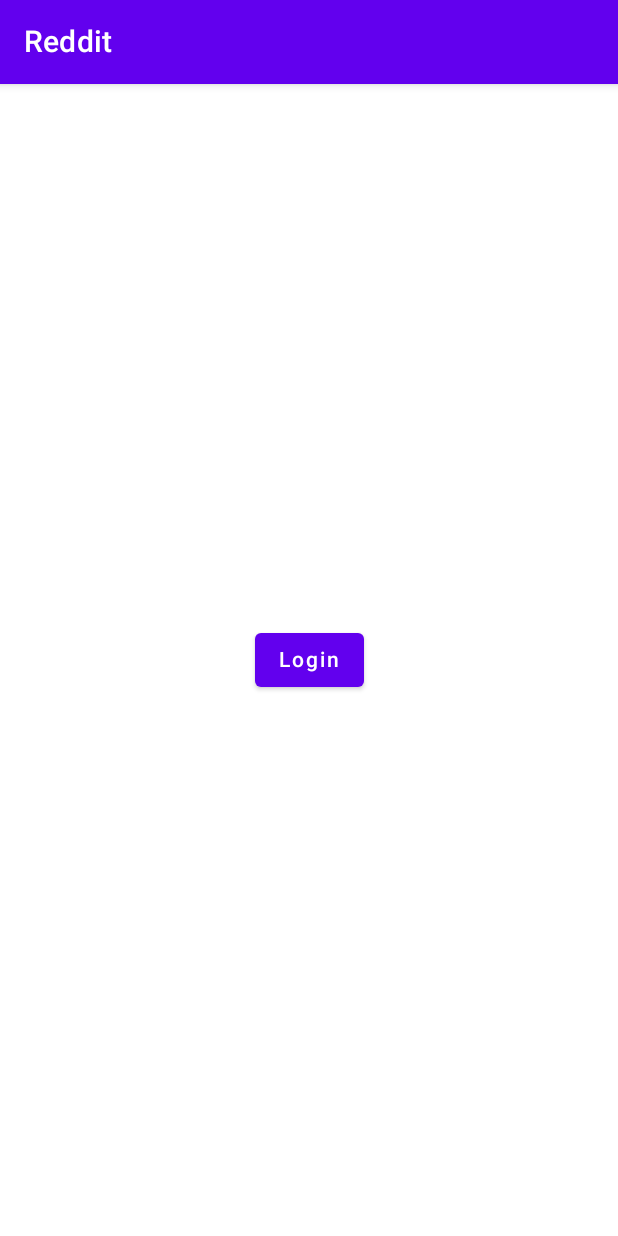
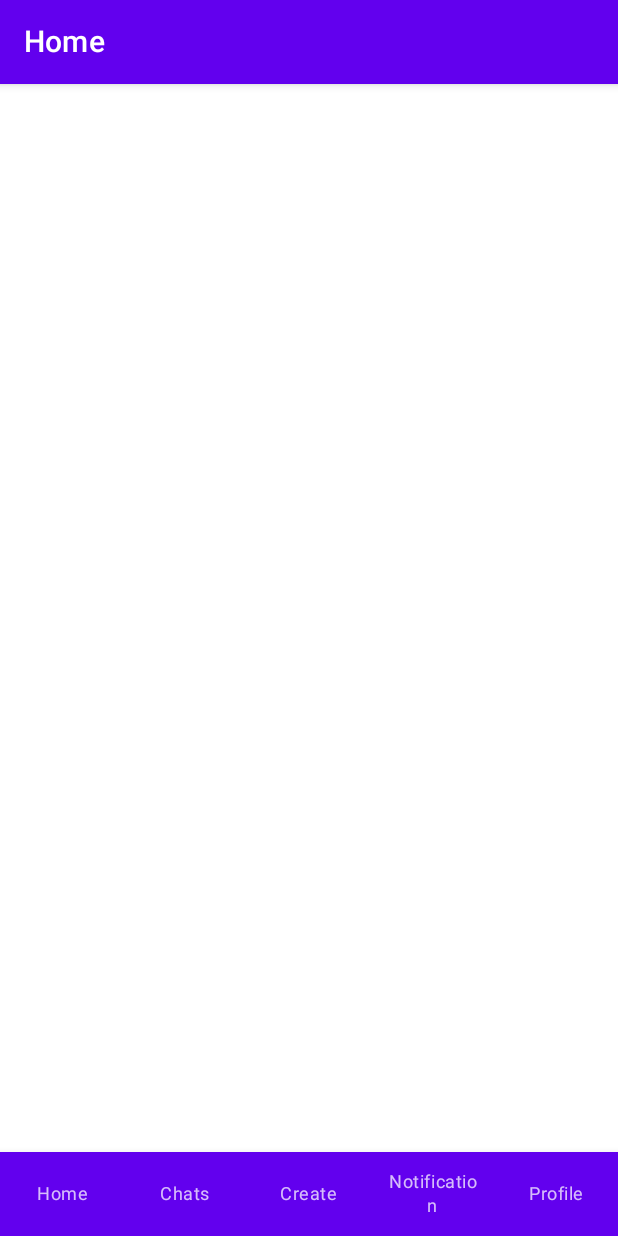
Before and after one commit to basurahan/Reddit-Lite, an Android app built with Jetpack Compose: the screen it shows after launch (MainActivity), on a phone screen of 412 x 824 dp. Run offline under Robolectric (Android 15) with nearby library versions, the phone set to English and light mode, and no system bars.

Commit message:
feature: initial navigation

```diff
--- a/composeApp/build.gradle.kts
+++ b/composeApp/build.gradle.kts
@@ -64,8 +64,7 @@ kotlin {
             implementation(libs.androidx.lifecycle.runtime.compose)
             implementation(projects.shared)
 
-            implementation(libs.voyager.navigator)
-            implementation(libs.voyager.tab.navigator)
+            implementation(libs.kmp.compose.navigation)
         }
     }
 }
--- a/composeApp/src/commonMain/kotlin/link/limecode/reddit/lite/App.kt
+++ b/composeApp/src/commonMain/kotlin/link/limecode/reddit/lite/App.kt
@@ -1,15 +1,78 @@
 package link.limecode.reddit.lite
 
-import androidx.compose.material.MaterialTheme
+import androidx.compose.foundation.layout.fillMaxSize
+import androidx.compose.foundation.layout.fillMaxWidth
+import androidx.compose.material.*
 import androidx.compose.runtime.Composable
-import cafe.adriel.voyager.navigator.Navigator
-import link.limecode.reddit.lite.ui.pages.home.HomeScreen
+import androidx.compose.ui.Modifier
+import androidx.navigation.compose.rememberNavController
 import org.jetbrains.compose.ui.tooling.preview.Preview
 
 @Composable
 @Preview
 fun App() {
     MaterialTheme {
-        Navigator(HomeScreen())
+        Root()
     }
 }
+
+@Composable
+fun Root() {
+    val navController = rememberNavController()
+    Scaffold(
+        bottomBar = {
+            BottomNavigation(
+                modifier = Modifier.fillMaxWidth()
+            ) {
+                BottomNavigationItem(
+                    selected = false,
+                    onClick = {},
+                    icon = {},
+                    label = {
+                        Text("Home")
+                    }
+                )
+
+                BottomNavigationItem(
+                    selected = false,
+                    onClick = {},
+                    icon = {},
+                    label = {
+                        Text("Chats")
+                    }
+                )
+
+                BottomNavigationItem(
+                    selected = false,
+                    onClick = {},
+                    icon = {},
+                    label = {
+                        Text("Create")
+                    }
+                )
+
+                BottomNavigationItem(
+                    selected = false,
+                    onClick = {},
+                    icon = {},
+                    label = {
+                        Text("Notification")
+                    }
+                )
+                BottomNavigationItem(
+                    selected = false,
+                    onClick = {},
+                    icon = {},
+                    label = {
+                        Text("Profile")
+                    }
+                )
+            }
+        }
+    ) {
+        AppNavigation(
+            navController = navController,
+            modifier = Modifier.fillMaxSize()
+        )
+    }
+}
--- /dev/null
+++ b/composeApp/src/commonMain/kotlin/link/limecode/reddit/lite/AppNavigation.kt
@@ -0,0 +1,94 @@
+package link.limecode.reddit.lite
+
+import androidx.compose.runtime.Composable
+import androidx.compose.ui.Modifier
+import androidx.navigation.NavGraphBuilder
+import androidx.navigation.NavHostController
+import androidx.navigation.compose.NavHost
+import androidx.navigation.compose.composable
+import androidx.navigation.navigation
+import link.limecode.reddit.lite.ui.pages.home.HomeScreen
+import link.limecode.reddit.lite.ui.pages.login.LoginScreen
+
+internal sealed class Screen(val route: String) {
+
+    data object Home: Screen(route = "home")
+    data object Login: Screen(route = "login")
+}
+
+private sealed class RouteBuilder(
+    private val route: String
+) {
+    fun createRoute(root: Screen) = "${root.route}/$route"
+
+    data object Home: RouteBuilder("home")
+    data object Chats: RouteBuilder("chats")
+    data object CreatePost: RouteBuilder("createpost")
+    data object Notification: RouteBuilder("notification")
+    data object Profile: RouteBuilder("profile")
+
+    data object Login: RouteBuilder("login")
+}
+
+@Composable
+internal fun AppNavigation(
+    navController: NavHostController,
+    modifier: Modifier
+) {
+    NavHost(
+        navController = navController,
+        startDestination = Screen.Home.route,
+        modifier = modifier
+    ) {
+
+        navigation(
+            route = Screen.Home.route,
+            startDestination = RouteBuilder.Home.createRoute(Screen.Home)
+        ) {
+            addHomeStack()
+            addChatsStack()
+            addCreatePostStack()
+            addNotificationStack()
+            addProfileStack()
+        }
+
+        navigation(
+            route = Screen.Login.route,
+            startDestination = RouteBuilder.Login.createRoute(Screen.Login)
+        ) {
+            composable(RouteBuilder.Login.createRoute(Screen.Login)) {
+                LoginScreen()
+            }
+        }
+    }
+}
+
+private fun NavGraphBuilder.addHomeStack() {
+    composable(RouteBuilder.Home.createRoute(Screen.Home)) {
+        HomeScreen()
+    }
+}
+
+private fun NavGraphBuilder.addChatsStack() {
+    composable(RouteBuilder.Chats.createRoute(Screen.Home)) {
+
+    }
+}
+
+private fun NavGraphBuilder.addCreatePostStack() {
+    composable(RouteBuilder.CreatePost.createRoute(Screen.Home)) {
+
+    }
+}
+
+private fun NavGraphBuilder.addNotificationStack() {
+    composable(RouteBuilder.Notification.createRoute(Screen.Home)) {
+
+    }
+}
+
+private fun NavGraphBuilder.addProfileStack() {
+    composable(RouteBuilder.Profile.createRoute(Screen.Home)) {
+
+    }
+}
--- a/composeApp/src/commonMain/kotlin/link/limecode/reddit/lite/ui/components/RedditAppBar.kt
+++ b/composeApp/src/commonMain/kotlin/link/limecode/reddit/lite/ui/components/RedditAppBar.kt
@@ -5,8 +5,8 @@ import androidx.compose.material.TopAppBar
 import androidx.compose.runtime.Composable
 
 @Composable
-fun RedditAppBar() {
+fun RedditAppBar(title: String) {
     TopAppBar(
-        title = { Text("Reddit") }
+        title = { Text(title) }
     )
 }
--- a/composeApp/src/commonMain/kotlin/link/limecode/reddit/lite/ui/pages/home/HomeScreen.kt
+++ b/composeApp/src/commonMain/kotlin/link/limecode/reddit/lite/ui/pages/home/HomeScreen.kt
@@ -1,39 +1,17 @@
 package link.limecode.reddit.lite.ui.pages.home
 
-import androidx.compose.foundation.layout.Arrangement
-import androidx.compose.foundation.layout.Column
 import androidx.compose.foundation.layout.fillMaxSize
-import androidx.compose.material.Button
 import androidx.compose.material.Scaffold
-import androidx.compose.material.Text
 import androidx.compose.runtime.Composable
-import androidx.compose.ui.Alignment
 import androidx.compose.ui.Modifier
-import cafe.adriel.voyager.core.screen.Screen
-import cafe.adriel.voyager.navigator.LocalNavigator
-import cafe.adriel.voyager.navigator.currentOrThrow
 import link.limecode.reddit.lite.ui.components.RedditAppBar
-import link.limecode.reddit.lite.ui.pages.login.LoginScreen
 
-class HomeScreen : Screen {
+@Composable
+fun HomeScreen() {
+    Scaffold(
+        topBar = { RedditAppBar("Home") },
+        modifier = Modifier.fillMaxSize()
+    ) {
 
-    @Composable
-    override fun Content() {
-        val navigator = LocalNavigator.currentOrThrow
-
-        Scaffold(
-            modifier = Modifier.fillMaxSize(),
-            topBar = { RedditAppBar() }
-        ) {
-            Column(
-                modifier = Modifier.fillMaxSize(),
-                verticalArrangement = Arrangement.Center,
-                horizontalAlignment = Alignment.CenterHorizontally
-            ) {
-                Button(onClick = { navigator.push(LoginScreen()) }) {
-                    Text("Login")
-                }
-            }
-        }
     }
 }
--- a/composeApp/src/commonMain/kotlin/link/limecode/reddit/lite/ui/pages/login/LoginScreen.kt
+++ b/composeApp/src/commonMain/kotlin/link/limecode/reddit/lite/ui/pages/login/LoginScreen.kt
@@ -1,34 +1,17 @@
 package link.limecode.reddit.lite.ui.pages.login
 
-import androidx.compose.foundation.layout.Arrangement
-import androidx.compose.foundation.layout.Column
 import androidx.compose.foundation.layout.fillMaxSize
 import androidx.compose.material.Scaffold
 import androidx.compose.runtime.Composable
-import androidx.compose.ui.Alignment
 import androidx.compose.ui.Modifier
-import cafe.adriel.voyager.core.screen.Screen
-import cafe.adriel.voyager.navigator.LocalNavigator
-import cafe.adriel.voyager.navigator.currentOrThrow
-import link.limecode.reddit.lite.ui.components.RedditBackAppBar
+import link.limecode.reddit.lite.ui.components.RedditAppBar
 
-class LoginScreen : Screen {
+@Composable
+fun LoginScreen() {
+    Scaffold(
+        topBar = { RedditAppBar("Login") },
+        modifier = Modifier.fillMaxSize()
+    ) {
 
-    @Composable
-    override fun Content() {
-        val navigator = LocalNavigator.currentOrThrow
-
-        Scaffold(
-            modifier = Modifier.fillMaxSize(),
-            topBar = { RedditBackAppBar { navigator.pop() } }
-        ) {
-            Column(
-                modifier = Modifier.fillMaxSize(),
-                verticalArrangement = Arrangement.Center,
-                horizontalAlignment = Alignment.CenterHorizontally
-            ) {
-
-            }
-        }
     }
 }
--- a/gradle/libs.versions.toml
+++ b/gradle/libs.versions.toml
@@ -22,7 +22,7 @@ kmp-kotlinx-serialization = "1.7.1"
 ksp = "2.0.10-1.0.24"
 kotlinx-datetime = "0.6.1"
 build-konfig = "0.15.2"
-voyager = "1.1.0-beta02"
+kmp-compose-navigation = "2.7.0-alpha07"
 
 [libraries]
 kotlin-test = { module = "org.jetbrains.kotlin:kotlin-test", version.ref = "kotlin" }
@@ -55,8 +55,7 @@ ktor-client-apache = { module = "io.ktor:ktor-client-apache5", version.ref = "kt
 ktor-server-auth = { module = "io.ktor:ktor-server-auth", version.ref = "ktor" }
 ktor-server-auth-jwt = { module = "io.ktor:ktor-server-auth-jwt", version.ref = "ktor" }
 kotlinx-datetime = { group = "org.jetbrains.kotlinx", name = "kotlinx-datetime", version.ref = "kotlinx-datetime" }
-voyager-navigator = { group = "cafe.adriel.voyager", name = "voyager-navigator", version.ref = "voyager" }
-voyager-tab-navigator = { group = "cafe.adriel.voyager", name = "voyager-tab-navigator", version.ref = "voyager" }
+kmp-compose-navigation = { group = "org.jetbrains.androidx.navigation", name = "navigation-compose", version.ref = "kmp-compose-navigation" }
 
 [plugins]
 androidApplication = { id = "com.android.application", version.ref = "agp" }
```
